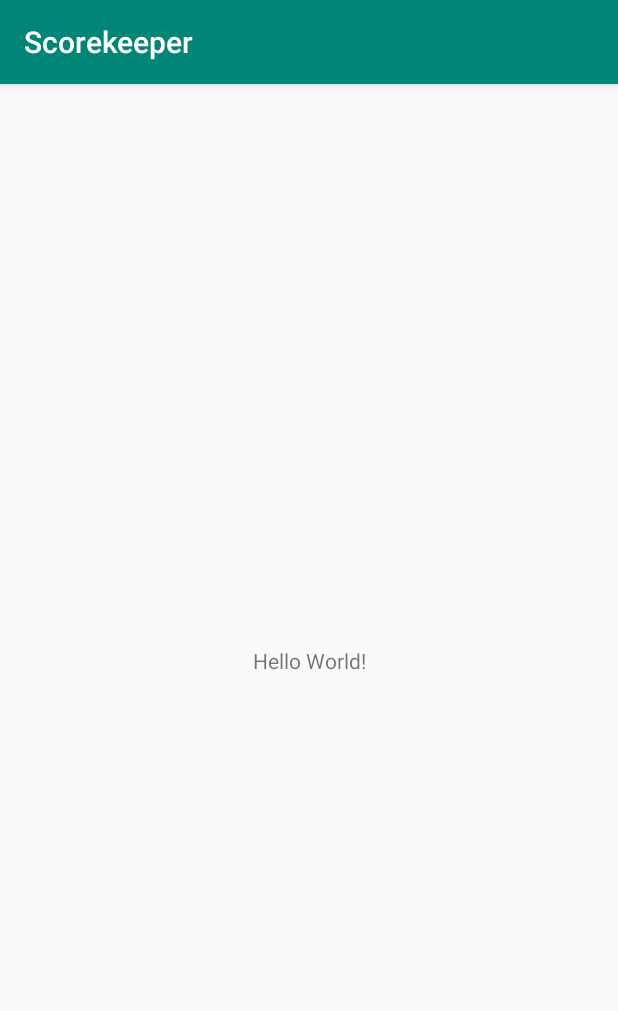
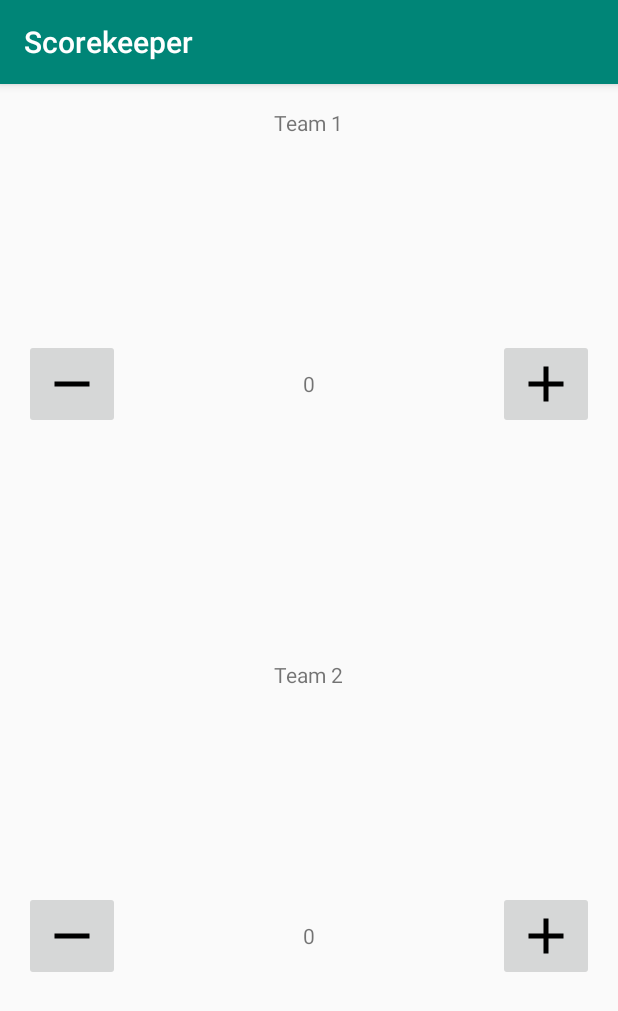
Before and after one commit to thom1376/Lab5, an Android app: the screen it shows after launch (MainActivity), on a phone screen of 412 x 824 dp. Shown: the top 1011 px of the screen. Run offline under Robolectric (Android 15) with nearby library versions, the phone set to English and light mode, and no system bars.

Commit message:
Update layout of Scorekeeper project

```diff
--- /dev/null
+++ b/Scorekeeper/app/src/main/res/drawable/ic_minus.xml
@@ -0,0 +1,4 @@
+<vector android:height="40dp" android:viewportHeight="24.0"
+    android:viewportWidth="24.0" android:width="40dp" xmlns:android="http://schemas.android.com/apk/res/android">
+    <path android:fillColor="#FF000000" android:pathData="M19,13H5v-2h14v2z"/>
+</vector>
--- /dev/null
+++ b/Scorekeeper/app/src/main/res/drawable/ic_plus.xml
@@ -0,0 +1,4 @@
+<vector android:height="40dp" android:viewportHeight="24.0"
+    android:viewportWidth="24.0" android:width="40dp" xmlns:android="http://schemas.android.com/apk/res/android">
+    <path android:fillColor="#FF000000" android:pathData="M19,13h-6v6h-2v-6H5v-2h6V5h2v6h6v2z"/>
+</vector>
--- a/Scorekeeper/app/src/main/res/layout/activity_main.xml
+++ b/Scorekeeper/app/src/main/res/layout/activity_main.xml
@@ -1,18 +1,95 @@
 <?xml version="1.0" encoding="utf-8"?>
-<android.support.constraint.ConstraintLayout xmlns:android="http://schemas.android.com/apk/res/android"
-    xmlns:app="http://schemas.android.com/apk/res-auto"
+<LinearLayout xmlns:android="http://schemas.android.com/apk/res/android"
     xmlns:tools="http://schemas.android.com/tools"
     android:layout_width="match_parent"
     android:layout_height="match_parent"
-    tools:context=".MainActivity">
+    android:orientation="vertical"
+    android:padding="16dp"
+    tools:context="com.example.android.scorekeeper.MainActivity">
 
-    <TextView
-        android:layout_width="wrap_content"
-        android:layout_height="wrap_content"
-        android:text="Hello World!"
-        app:layout_constraintBottom_toBottomOf="parent"
-        app:layout_constraintLeft_toLeftOf="parent"
-        app:layout_constraintRight_toRightOf="parent"
-        app:layout_constraintTop_toTopOf="parent" />
+    <RelativeLayout
+        android:layout_width="match_parent"
+        android:layout_height="0dp"
+        android:layout_weight="1">
 
-</android.support.constraint.ConstraintLayout>
+        <TextView
+            android:layout_width="wrap_content"
+            android:layout_height="wrap_content"
+            android:layout_alignParentTop="true"
+            android:layout_centerHorizontal="true"
+            android:text="@string/team_1" />
+
+        <ImageButton
+            android:id="@+id/decreaseTeam1"
+            android:layout_width="wrap_content"
+            android:layout_height="wrap_content"
+            android:layout_alignParentLeft="true"
+            android:layout_alignParentStart="true"
+            android:layout_centerVertical="true"
+            android:src="@drawable/ic_minus"
+            android:contentDescription=
+                "@string/minus_button_description" />
+
+        <TextView
+            android:id="@+id/score_1"
+            android:layout_width="wrap_content"
+            android:layout_height="wrap_content"
+            android:layout_centerHorizontal="true"
+            android:layout_centerVertical="true"
+            android:text="@string/initial_count" />
+
+        <ImageButton
+            android:id="@+id/increaseTeam1"
+            android:layout_width="wrap_content"
+            android:layout_height="wrap_content"
+            android:layout_alignParentEnd="true"
+            android:layout_alignParentRight="true"
+            android:layout_centerVertical="true"
+            android:src="@drawable/ic_plus"
+            android:contentDescription=
+                "@string/plus_button_description" />
+    </RelativeLayout>
+
+    <RelativeLayout
+        android:layout_width="match_parent"
+        android:layout_height="0dp"
+        android:layout_weight="1">
+
+        <TextView
+            android:layout_width="wrap_content"
+            android:layout_height="wrap_content"
+            android:layout_alignParentTop="true"
+            android:layout_centerHorizontal="true"
+            android:text="@string/team_2" />
+
+        <ImageButton
+            android:id="@+id/decreaseTeam2"
+            android:layout_width="wrap_content"
+            android:layout_height="wrap_content"
+            android:layout_alignParentLeft="true"
+            android:layout_alignParentStart="true"
+            android:layout_centerVertical="true"
+            android:src="@drawable/ic_minus"
+            android:contentDescription=
+                "@string/minus_button_description" />
+
+        <TextView
+            android:id="@+id/score_2"
+            android:layout_width="wrap_content"
+            android:layout_height="wrap_content"
+            android:layout_centerHorizontal="true"
+            android:layout_centerVertical="true"
+            android:text="@string/initial_count" />
+
+        <ImageButton
+            android:id="@+id/increaseTeam2"
+            android:layout_width="wrap_content"
+            android:layout_height="wrap_content"
+            android:layout_alignParentEnd="true"
+            android:layout_alignParentRight="true"
+            android:layout_centerVertical="true"
+            android:src="@drawable/ic_plus"
+            android:contentDescription=
+                "@string/plus_button_description" />
+    </RelativeLayout>
+</LinearLayout>
--- a/Scorekeeper/app/src/main/res/values/strings.xml
+++ b/Scorekeeper/app/src/main/res/values/strings.xml
@@ -1,3 +1,8 @@
 <resources>
     <string name="app_name">Scorekeeper</string>
+    <string name="team_1">Team 1</string>
+    <string name="initial_count">0</string>
+    <string name="team_2">Team 2</string>
+    <string name="minus_button_description">Minus Button</string>
+    <string name="plus_button_description">Plus Button</string>
 </resources>
```
